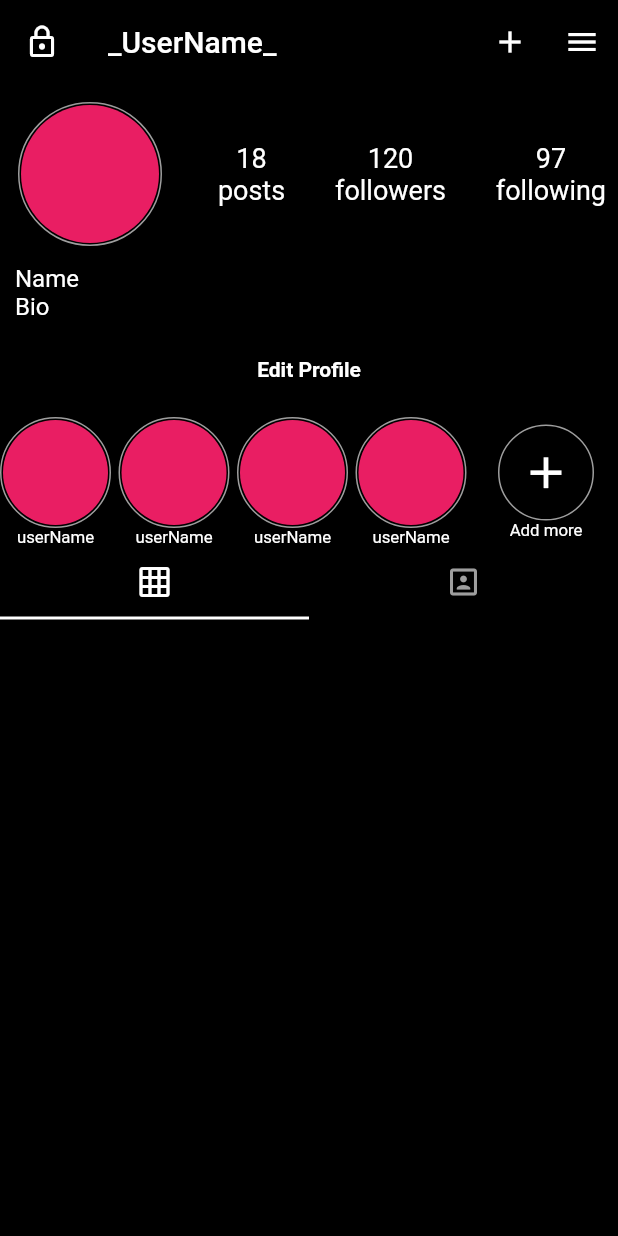
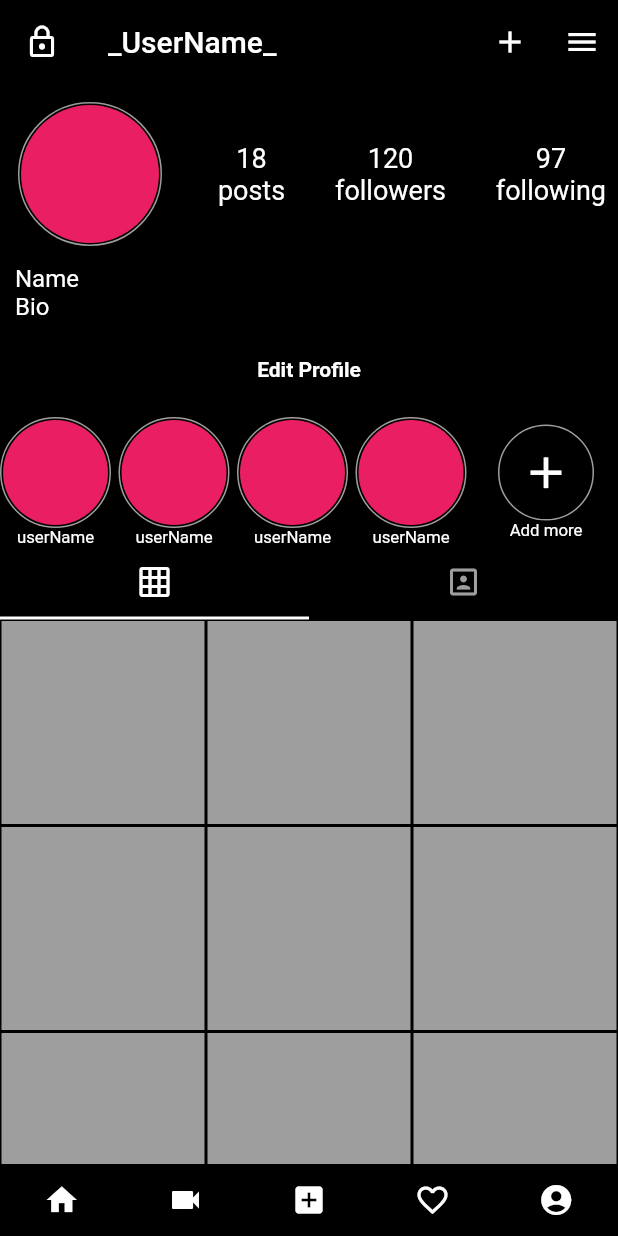
Before and after one commit to Shobhityadav99/Instagram-Dummy-Flutter, a Flutter app: the screen it shows after launch, on a phone screen of 412 x 824 dp. Run offline on Flutter 3.47's test engine with Material 2 defaults, Android fonts, the phone set to English and light mode, and no system bars; Roboto replaces fonts that are missing (OpenSans).

Commit message:
homepage almost completed

```diff
--- a/lib/screens/HomePage.dart
+++ b/lib/screens/HomePage.dart
@@ -1,4 +1,7 @@
+import 'package:flutter/gestures.dart';
 import 'package:flutter/material.dart';
+import 'package:insta_dummy/widgets/bottom_nav_widget.dart';
+import 'package:insta_dummy/widgets/personal_posts.dart';
 import '../widgets/story_widget.dart';
 
 class HomePage extends StatefulWidget {
@@ -12,7 +15,7 @@ class _HomePageState extends State<HomePage>
 
   @override
   void initState() {
-    _tabController = new TabController(length: 2, vsync: this);
+    _tabController = new TabController(length: 2, vsync: this, initialIndex: 0);
     super.initState();
   }
 
@@ -188,15 +191,28 @@ class _HomePageState extends State<HomePage>
                     ),
                     Tab(
                       icon: Icon(Icons.portrait),
-                      )
+                    ),
                   ],
                   controller: _tabController,
                   indicatorSize: TabBarIndicatorSize.tab,
                 ),
               ),
+              Container(
+                height: MediaQuery.of(context).size.height / 2,
+                child: TabBarView(
+                  dragStartBehavior: DragStartBehavior.down,
+                  controller: _tabController,
+                  children: [
+                    PersonalPosts(),
+                    PersonalPosts(),
+                  ],
+                ),
+              ),
             ],
           ),
         ]),
-        ));
+      ),
+      bottomNavigationBar: BottomNav(),
+    );
   }
 }
--- /dev/null
+++ b/lib/widgets/personal_posts.dart
@@ -0,0 +1,21 @@
+import 'package:flutter/material.dart';
+
+class PersonalPosts extends StatelessWidget {
+  @override
+  Widget build(BuildContext context) {
+    return GridView.count(
+        crossAxisCount: 3,
+        children: List.generate(12, (index) {
+          return Container(
+            width: MediaQuery.of(context).size.width / 3,
+            height: MediaQuery.of(context).size.height / 5,
+            decoration: BoxDecoration(
+                color: Colors.grey,
+                border: Border.all(
+                  color: Colors.black,
+                  width: 1,
+                )),
+          );
+        }));
+  }
+}
```
Lines whose indentation alone changed are shown as unchanged.
